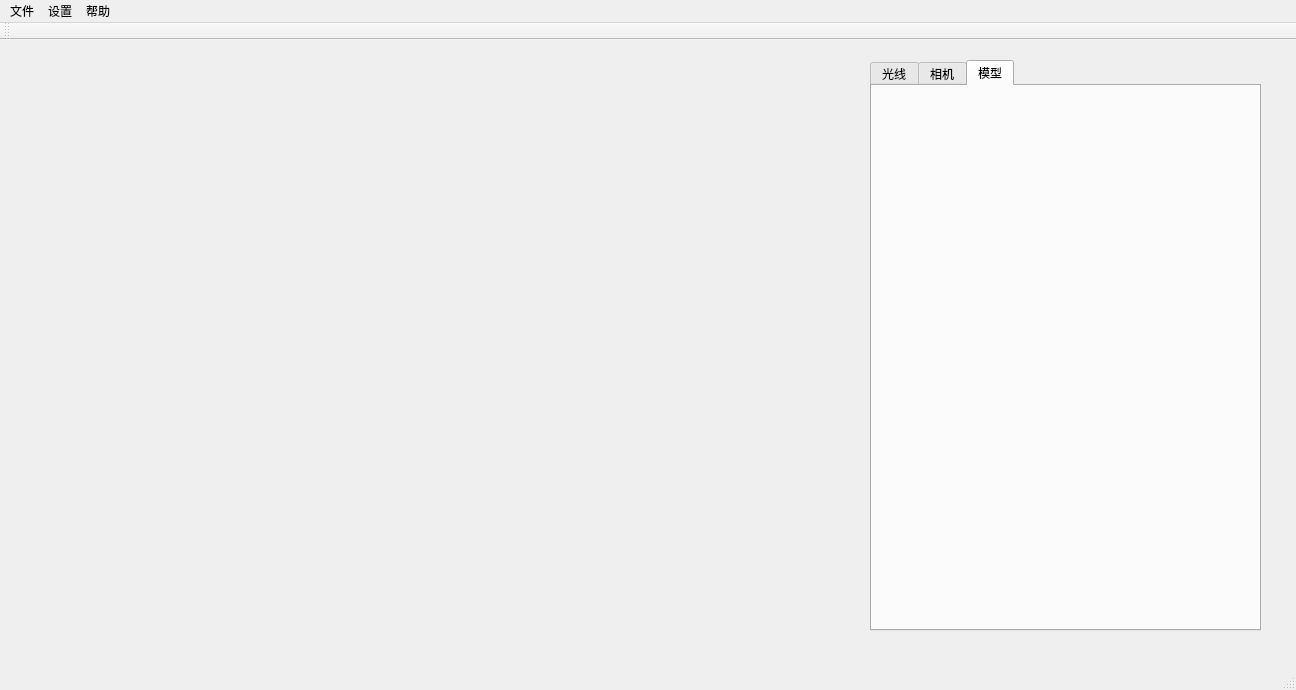
Before: the Qt Designer form MyRenderer/UI_MyRenderer.ui in woshiyigefeiwu/Rasterization, drawn with Qt 5.
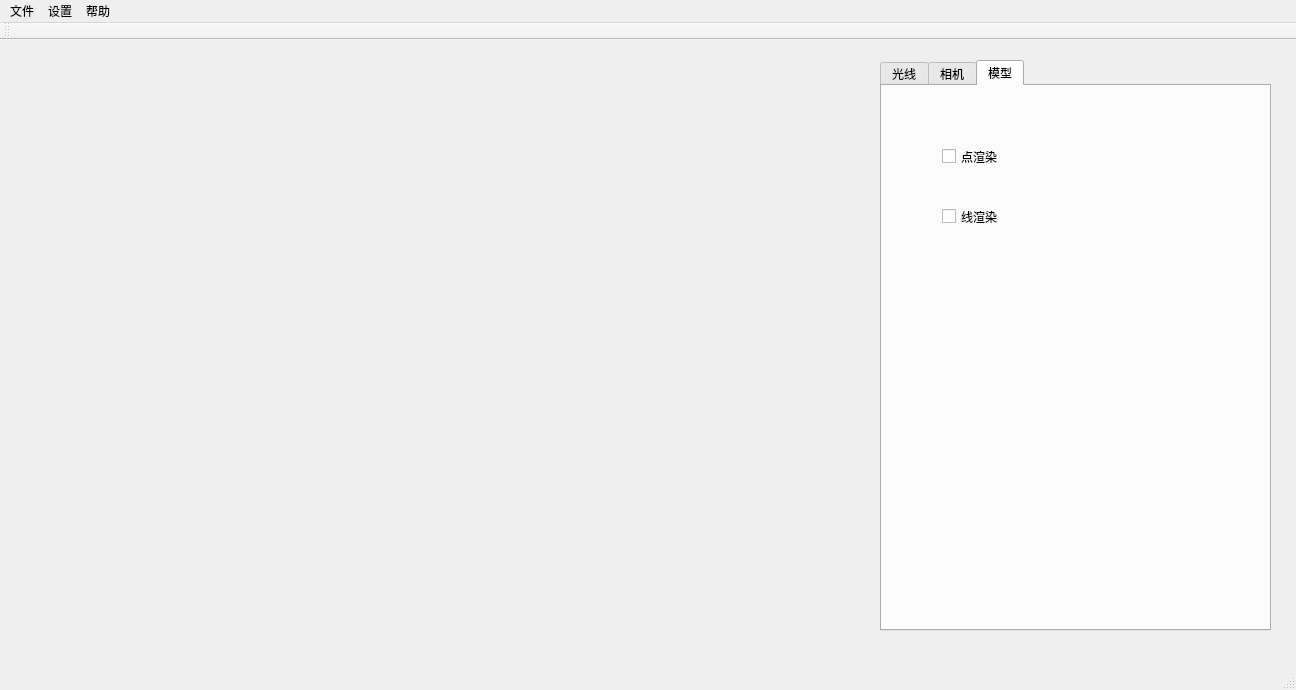
After: the same form once the commit is applied. The open tabs and pages were chosen to show the change.

Commit message: 增加渲染模式（线渲染、点渲染）

```diff
--- a/MyRenderer/UI_MyRenderer.ui
+++ b/MyRenderer/UI_MyRenderer.ui
@@ -26,7 +26,7 @@
     </property>
     <property name="geometry">
      <rect>
-      <x>870</x>
+      <x>880</x>
       <y>20</y>
       <width>391</width>
       <height>571</height>
@@ -278,6 +278,32 @@
      <attribute name="title">
       <string>模型</string>
      </attribute>
+     <widget class="QCheckBox" name="VertexCheckBox">
+      <property name="geometry">
+       <rect>
+        <x>60</x>
+        <y>60</y>
+        <width>89</width>
+        <height>21</height>
+       </rect>
+      </property>
+      <property name="text">
+       <string>点渲染</string>
+      </property>
+     </widget>
+     <widget class="QCheckBox" name="LineCheckBox">
+      <property name="geometry">
+       <rect>
+        <x>60</x>
+        <y>120</y>
+        <width>89</width>
+        <height>21</height>
+       </rect>
+      </property>
+      <property name="text">
+       <string>线渲染</string>
+      </property>
+     </widget>
     </widget>
    </widget>
   </widget>
```
Left out of the diff: 40 changed lines with no effect on the pictures. The commit also changes 6 other files.
